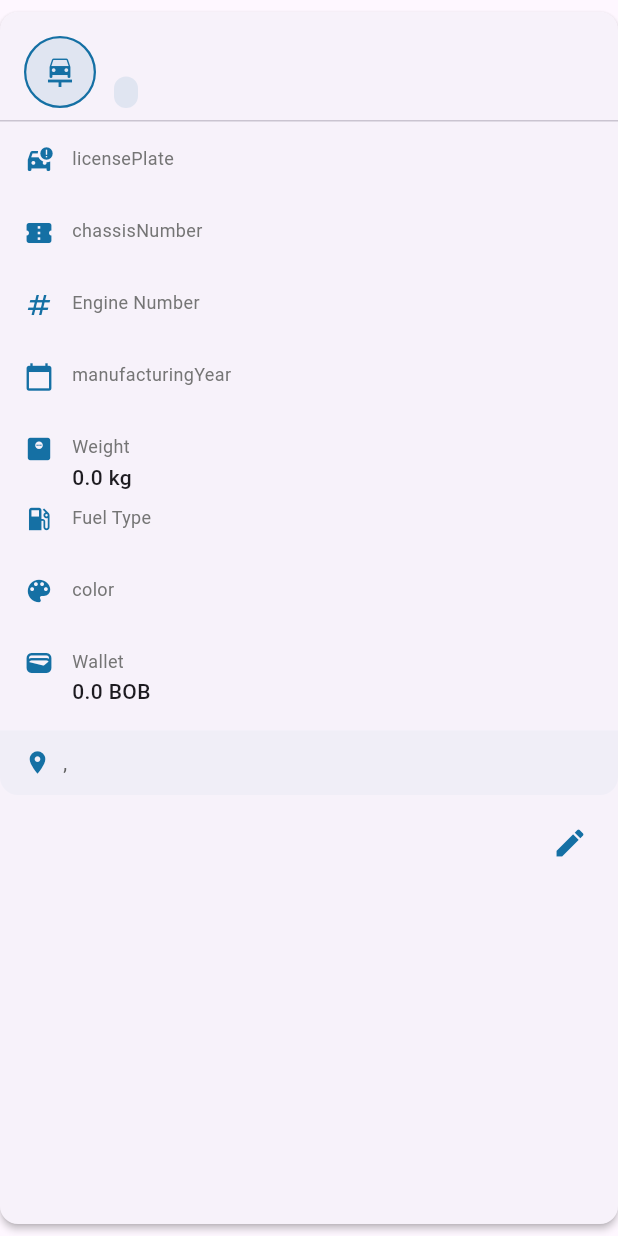
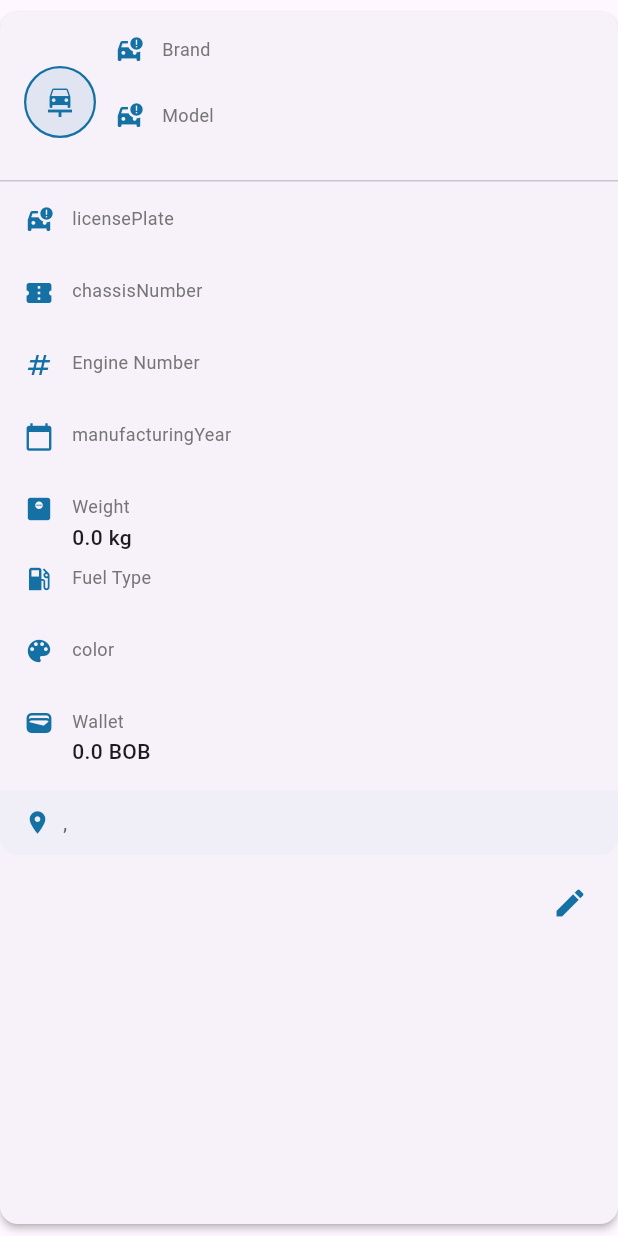
Before and after one commit to JhousefSilva1/st_FrontEnd, a Flutter app: the VehiclesCustomerCard widget shown alone on an empty page, opened directly with empty values, on a phone screen of 412 x 824 dp. Run offline on Flutter 3.47's test engine with Material 3 defaults, Android fonts, the phone set to English and light mode, and no system bars; our stand-ins replace fl_chart, flutter_dotenv, flutter_secure_storage, flutter_svg, go_router, qr_flutter and 1 more; missing offline and left inert: overlay_loading_progress, u_credit_card; accounts and stored records are empty; network calls fail.

```diff
--- a/lib/widgets/customer/vehicles_customer_card.dart
+++ b/lib/widgets/customer/vehicles_customer_card.dart
@@ -74,31 +74,27 @@ class VehiclesCustomerCard extends StatelessWidget {
             child: Column(
               crossAxisAlignment: CrossAxisAlignment.start,
               children: [
-                Text(
-                  '${vehicle.vehiclesModels.modelName}'.trim(),
-                  style: const TextStyle(
-                    fontSize: 16.0,
-                    fontWeight: FontWeight.w700,
-                  ),
-                  maxLines: 1,
-                  overflow: TextOverflow.ellipsis,
-                ),
+        _buildInfoItem(Icons.car_crash, S.of(context).brand, vehicle.vehiclesModels.brand.brandName ?? 'N/A'),
+
                 const SizedBox(height: 4),
-                Container(
-                  padding: const EdgeInsets.symmetric(horizontal: 8, vertical: 2),
-                  decoration: BoxDecoration(
-                    color: AppStyle.primary.withOpacity(0.1),
-                    borderRadius: BorderRadius.circular(12),
-                  ),
-                  child: Text(
-                    vehicle.vehiclesType.vehiclesTypesName ?? 'N/A',
-                    style: const TextStyle(
-                      fontSize: 12,
-                      fontWeight: FontWeight.w500,
-                      color: AppStyle.primary,
-                    ),
-                  ),
-                ),
+                // Container(
+                //   padding: const EdgeInsets.symmetric(horizontal: 8, vertical: 2),
+                //   decoration: BoxDecoration(
+                //     color: AppStyle.primary.withOpacity(0.1),
+                //     borderRadius: BorderRadius.circular(12),
+                //   ),
+
+                // ),
+                _buildInfoItem(Icons.car_crash, S.of(context).model, vehicle.vehiclesModels.modelName ?? 'N/A'),
+                const SizedBox(height: 4),
+                // Container(
+                //   padding: const EdgeInsets.symmetric(horizontal: 8, vertical: 2),
+                //   decoration: BoxDecoration(
+                //     color: AppStyle.primary.withOpacity(0.1),
+                //     borderRadius: BorderRadius.circular(12),
+                //   ),
+
+                // ),
               ],
             ),
           ),
```
Also changed, not shown: lib/views/customer/vehicles/vehicles_customer_view.dart (+84 -121 lines), 4 other files.
